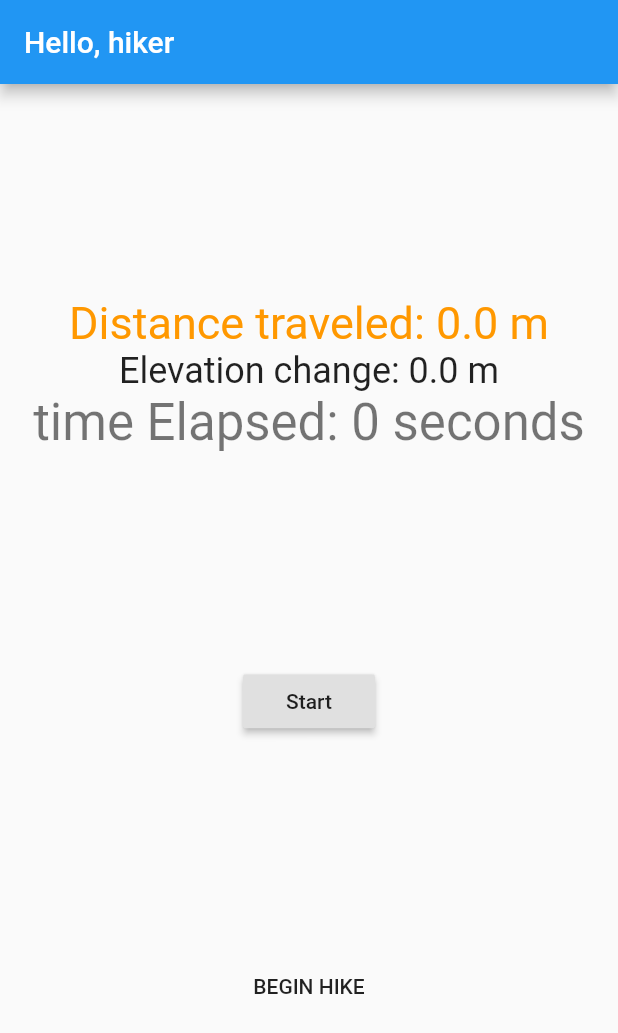
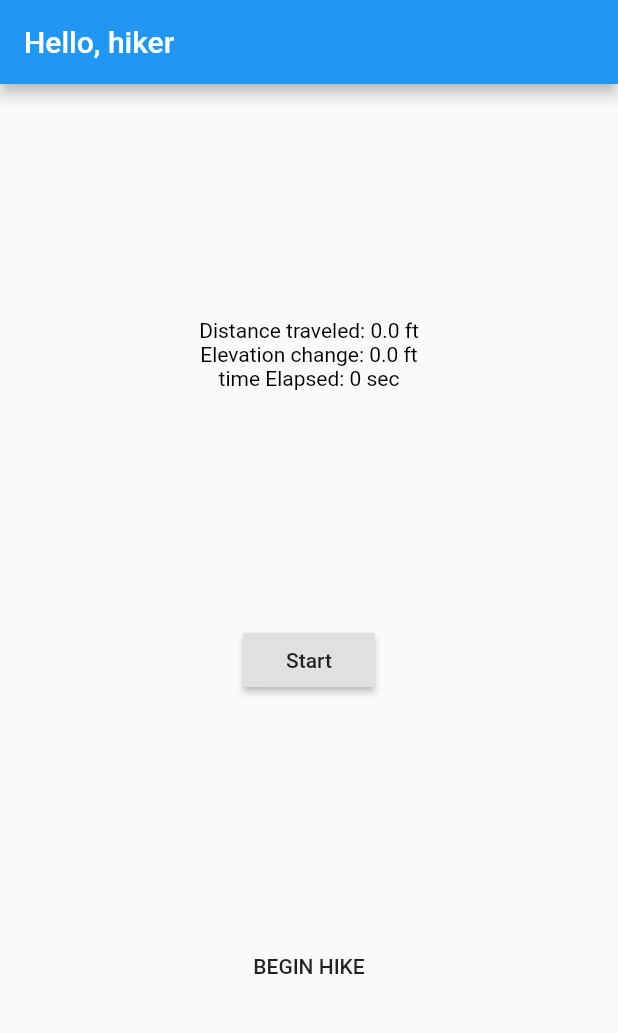
Before and after one commit to jacob6838/hiking-app-flutter, a Flutter app: the screen it shows after launch, on a phone screen of 412 x 824 dp. Shown: the top 1033 px of the screen. Run offline on Flutter 3.47's test engine with Material 2 defaults, Android fonts, the phone set to English and light mode, and no system bars; our stand-ins replace freezed_annotation, kt_dart, location, rxdart; missing offline and left inert: maps_toolkit; generated files the repository leaves out were written again.

Commit message:
Changed metrics to feet.

```diff
--- a/lib/main.dart
+++ b/lib/main.dart
@@ -85,15 +85,15 @@ class MyHomePageState extends State<MyHomePage> {
                     children: [
                       Text(
                         _toDistanceTraveledString(snapshot?.data),
-                        style: TextStyle(color: Colors.orange, fontSize: 30),
+                        style: const TextStyle(color: Colors.black, fontSize: 14),
                       ),
                       Text(
                         _toElevationChangeString(snapshot?.data),
-                        style: Theme.of(context).textTheme.headline5,
+                        style: const TextStyle(color: Colors.black, fontSize: 14),
                       ),
                       Text(
                         _toTimeElapsedString(snapshot?.data),
-                        style: Theme.of(context).textTheme.headline4,
+                        style: const TextStyle(color: Colors.black, fontSize: 14),
                       ),
                     ],
                   );
@@ -136,19 +136,21 @@ class MyHomePageState extends State<MyHomePage> {
   String _toDistanceTraveledString(HikeMetrics hikeMetrics) {
     if (hikeMetrics == null) return "stuff";
 
-    return "Distance traveled: ${hikeMetrics.distanceTraveled} m";
+    final feet = metersToFeet(hikeMetrics.distanceTraveled);
+    return "Distance traveled: $feet ft";
   }
 
   String _toElevationChangeString(HikeMetrics hikeMetrics) {
     if (hikeMetrics == null) return "stuff";
 
-    return "Elevation change: ${hikeMetrics.netElevationChange} m";
+    final feet = metersToFeet(hikeMetrics.netElevationChange);
+    return "Elevation change: $feet ft";
   }
 
   String _toTimeElapsedString(HikeMetrics hikeMetrics) {
     if (hikeMetrics == null) return "stuff";
 
-    return "time Elapsed: ${hikeMetrics.metricPeriodSeconds.round()} seconds";
+    return "time Elapsed: ${hikeMetrics.metricPeriodSeconds.round()} sec";
   }
 }
 
```
